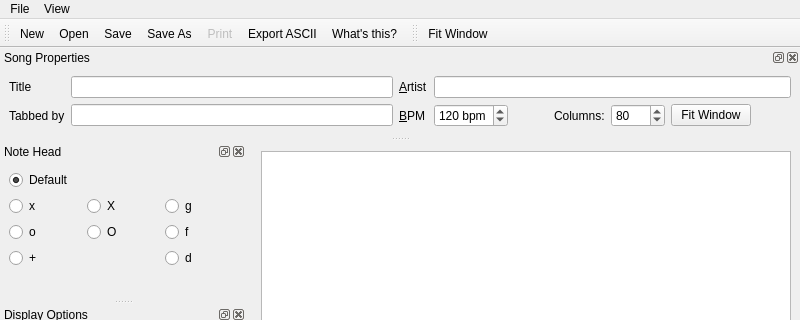
Old version of the form src/GUI/drumburp.ui in the repository Whatang/DrumBurp; both pictures show x 0 to 800 and y 0 to 320 of the 800 by 626 pixel window.
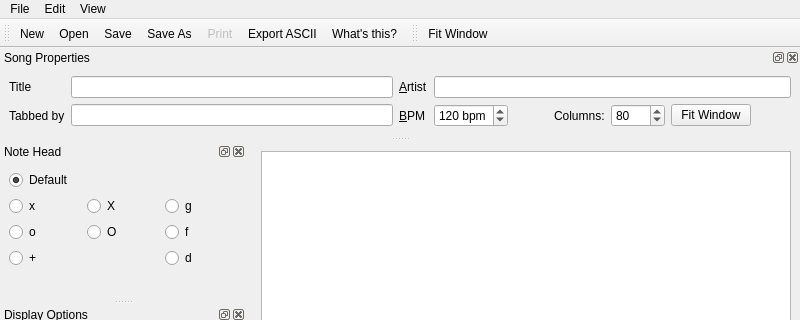
New version of the form. Icons and pictures are not drawn. Custom widgets are drawn as their Qt base class.

What changed in the file:
```diff
--- a/src/GUI/drumburp.ui
+++ b/src/GUI/drumburp.ui
@@ -123,7 +123,15 @@
     <addaction name="menuShow"/>
     <addaction name="menuShowToolBars"/>
    </widget>
+   <widget class="QMenu" name="menuEdit">
+    <property name="title">
+     <string>Edit</string>
+    </property>
+    <addaction name="actionUndo"/>
+    <addaction name="actionRedo"/>
+   </widget>
    <addaction name="menuFile"/>
+   <addaction name="menuEdit"/>
    <addaction name="menuView"/>
   </widget>
   <widget class="QStatusBar" name="statusbar"/>
```
Left out of the diff: 22 changed lines with no effect on the pictures.
